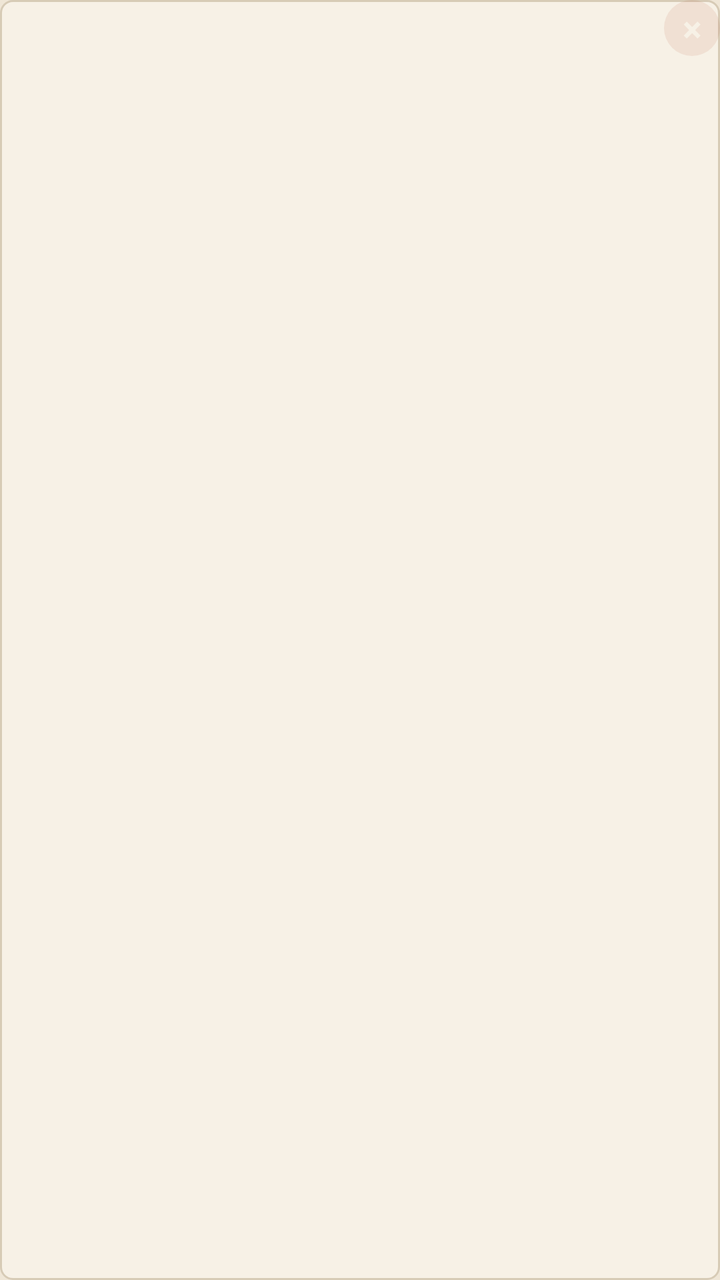
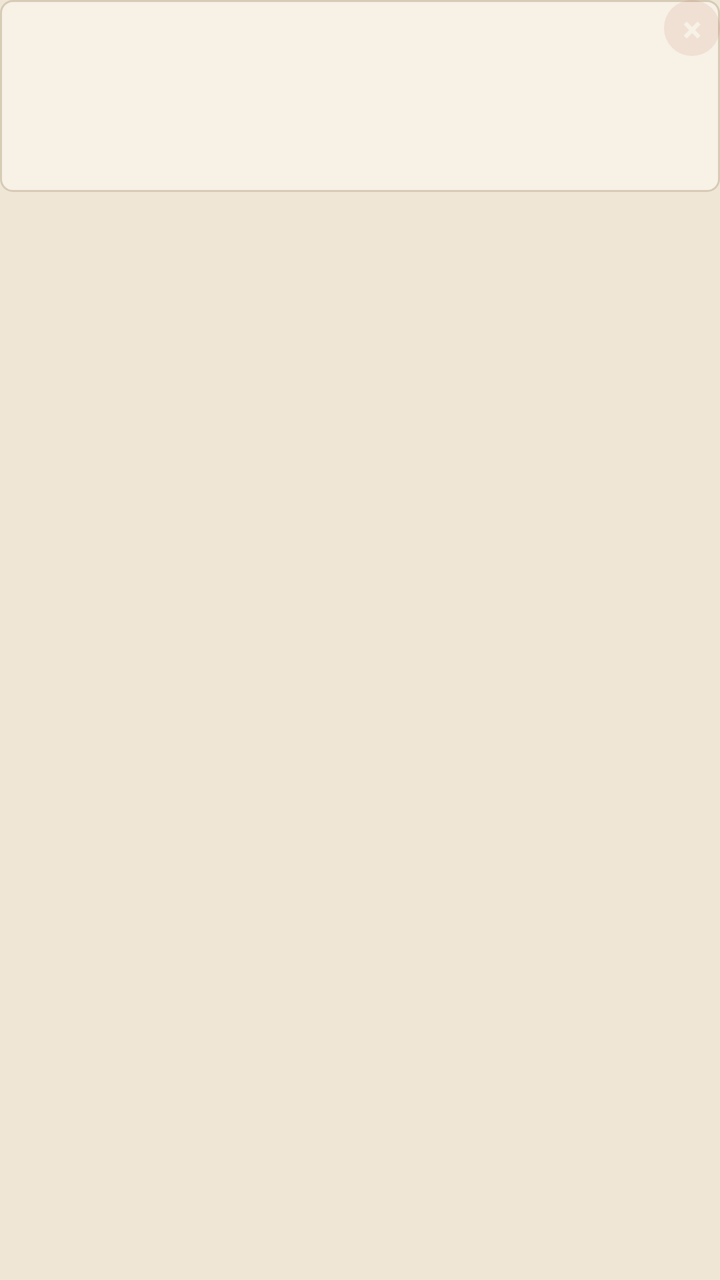

Compare the two renders of this Android layout. The source of the first and the diff that turns it into the second are given below.
<!-- AndroidManifest.xml: application theme Theme.HairClinic -->
<!-- res/layout/item_customer_photo.xml -->
<?xml version="1.0" encoding="utf-8"?>
<FrameLayout xmlns:android="http://schemas.android.com/apk/res/android"
    xmlns:app="http://schemas.android.com/apk/res-auto"
    android:layout_width="96dp"
    android:layout_height="96dp"
    android:layout_marginEnd="8dp">

    <ImageView
        android:id="@+id/photoImage"
        android:layout_width="match_parent"
        android:layout_height="match_parent"
        android:background="@drawable/bg_form_panel"
        android:contentDescription="客户照片"
        android:scaleType="centerCrop" />

    <TextView
        android:id="@+id/deleteBtn"
        android:layout_width="28dp"
        android:layout_height="28dp"
        android:layout_gravity="top|end"
        android:background="@drawable/bg_badge_warn"
        android:gravity="center"
        android:text="×"
        android:textColor="@color/paper2"
        android:textSize="18sp"
        android:textStyle="bold" />
</FrameLayout>
<!-- resources referenced by this layout -->
<resources>
  <color name="paper2">#F7F1E6</color>
  <!-- drawable bg_badge_warn (drawable) -->
  <?xml version="1.0" encoding="utf-8"?>
  <shape xmlns:android="http://schemas.android.com/apk/res/android">
      <solid android:color="@color/cinnabar_soft" />
      <corners android:radius="999dp" />
  </shape>
  <!-- drawable bg_form_panel (drawable) -->
  <?xml version="1.0" encoding="utf-8"?>
  <shape xmlns:android="http://schemas.android.com/apk/res/android">
      <solid android:color="@color/paper2" />
      <stroke android:width="1dp" android:color="@color/line" />
      <corners android:radius="6dp" />
  </shape>
  <style name="Theme.HairClinic" parent="Theme.Material3.Light.NoActionBar">
          <item name="colorPrimary">@color/pine</item>
          <item name="colorOnPrimary">@color/paper2</item>
          <item name="colorSecondary">@color/pine2</item>
          <item name="colorOnSecondary">@color/paper2</item>
          <item name="colorSurface">@color/paper2</item>
          <item name="colorOnSurface">@color/ink</item>
          <item name="android:colorBackground">@color/paper</item>
          <item name="colorOnBackground">@color/ink</item>
          <item name="colorError">@color/cinnabar</item>
          <item name="colorOutline">@color/line</item>
          <item name="android:statusBarColor">@color/pine</item>
          <item name="android:navigationBarColor">@color/paper</item>
          <item name="android:windowLightStatusBar">false</item>
          <item name="android:windowLightNavigationBar">true</item>
          <item name="android:windowBackground">@color/paper</item>
          <item name="materialButtonStyle">@style/Widget.XinShang.Button</item>
          <item name="materialAlertDialogTheme">@style/ThemeOverlay.XinShang.Dialog</item>
      </style>
  <color name="cinnabar_soft">#1AB4452A</color>
  <color name="line">#D7CBB6</color>
  <color name="pine">#2C4A3E</color>
  <color name="pine2">#3D6656</color>
  <color name="ink">#1F1A14</color>
  <color name="paper">#EFE6D6</color>
  <color name="cinnabar">#B4452A</color>
  <style name="Widget.XinShang.Button" parent="Widget.Material3.Button">
          <item name="backgroundTint">@color/pine</item>
          <item name="android:textColor">@color/paper2</item>
          <item name="cornerRadius">12dp</item>
          <item name="android:paddingTop">12dp</item>
          <item name="android:paddingBottom">12dp</item>
          <item name="android:textAllCaps">false</item>
          <item name="android:letterSpacing">0</item>
      </style>
  <style name="ThemeOverlay.XinShang.Dialog" parent="ThemeOverlay.Material3.MaterialAlertDialog">
          <item name="colorPrimary">@color/pine</item>
          <item name="colorSurface">@color/paper2</item>
          <item name="colorOnSurface">@color/ink</item>
      </style>
</resources>

<!-- the commit's change to res/layout/item_customer_photo.xml (unified diff, before → after) -->
@@ -1,14 +1,13 @@
 <?xml version="1.0" encoding="utf-8"?>
 <FrameLayout xmlns:android="http://schemas.android.com/apk/res/android"
-    xmlns:app="http://schemas.android.com/apk/res-auto"
-    android:layout_width="96dp"
-    android:layout_height="96dp"
+    android:layout_width="108dp"
+    android:layout_height="128dp"
     android:layout_marginEnd="8dp">
 
     <ImageView
         android:id="@+id/photoImage"
         android:layout_width="match_parent"
-        android:layout_height="match_parent"
+        android:layout_height="96dp"
         android:background="@drawable/bg_form_panel"
         android:contentDescription="客户照片"
         android:scaleType="centerCrop" />
@@ -24,4 +23,16 @@
         android:textColor="@color/paper2"
         android:textSize="18sp"
         android:textStyle="bold" />
+
+    <TextView
+        android:id="@+id/photoDate"
+        android:layout_width="match_parent"
+        android:layout_height="wrap_content"
+        android:layout_gravity="bottom"
+        android:gravity="center"
+        android:lineSpacingExtra="0dp"
+        android:maxLines="2"
+        android:paddingTop="2dp"
+        android:textColor="@color/ink_soft"
+        android:textSize="10sp" />
 </FrameLayout>
<!-- resource entries referenced after the edit -->
@@ -1,5 +1,6 @@
 <!-- resources referenced by this layout -->
 <resources>
+  <color name="ink_soft">#5C5348</color>
   <color name="paper2">#F7F1E6</color>
   <!-- drawable bg_badge_warn (drawable) -->
   <?xml version="1.0" encoding="utf-8"?>
